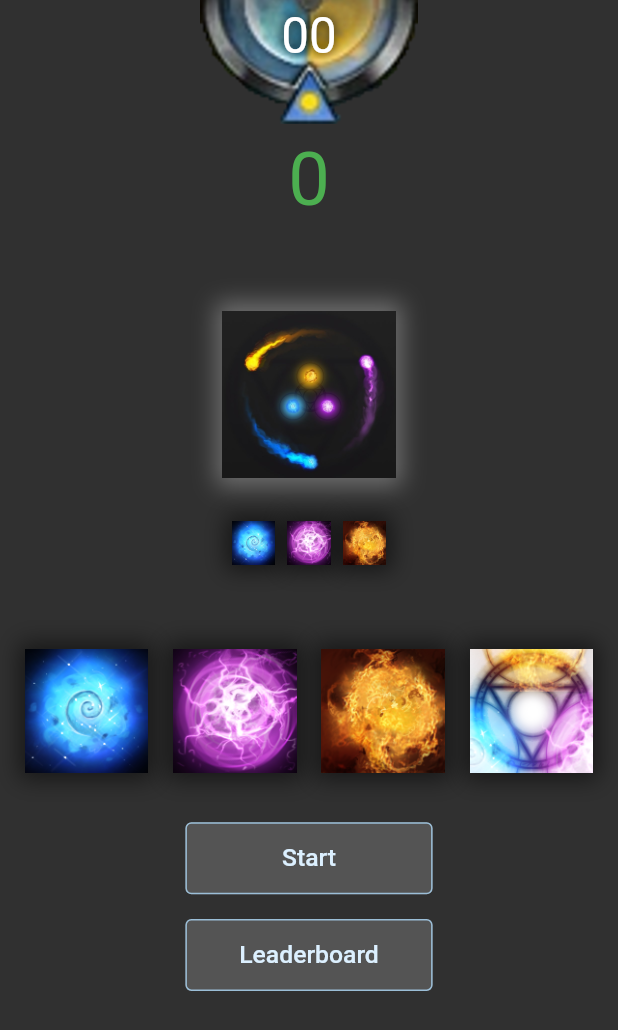
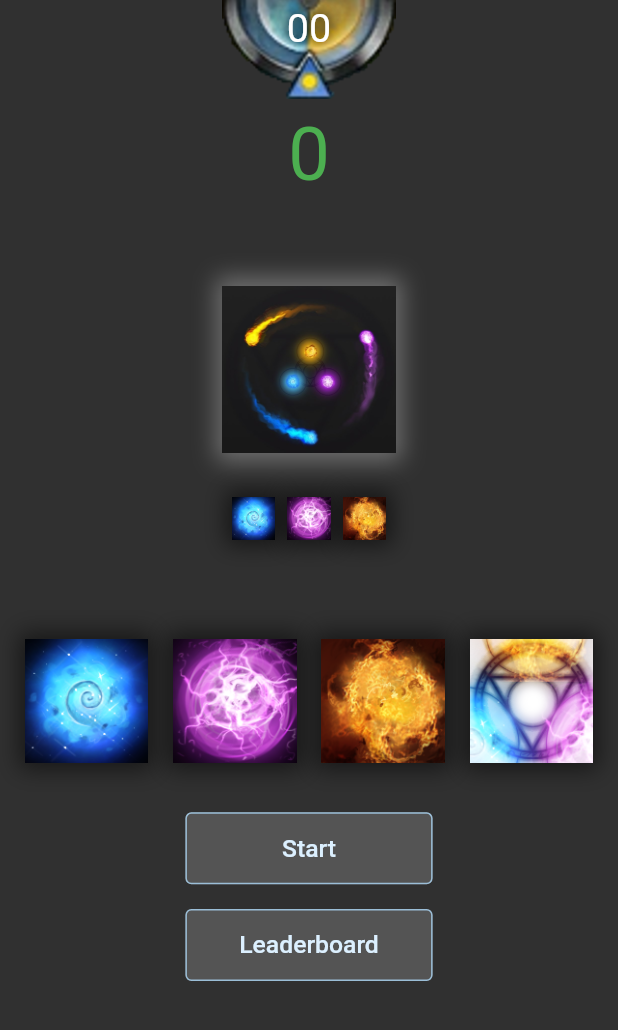
Before and after one commit to tolgasozbir/Invoker_Challenge, a Flutter app: the ChallangerView screen opened directly, on a phone screen of 412 x 824 dp. Shown: the top 1030 px of the screen. Run offline on Flutter 3.47's test engine with Material 2 defaults, Android fonts, the phone set to English and light mode, and no system bars; our stand-ins replace audioplayers, cloud_firestore, firebase_auth, firebase_core, flutter_svg, font_awesome_flutter and 4 more; missing offline and left inert: flutter_arc_text, splash; accounts and stored records are empty; statements that could not run were skipped; project files that could hold a hidden picture were left out.

Commit message:
UI changes

```diff
--- a/lib/widgets/dialog_contents/login_register_dialog_content.dart
+++ b/lib/widgets/dialog_contents/login_register_dialog_content.dart
@@ -82,7 +82,7 @@ class _LoginRegisterDialogContentState extends State<LoginRegisterDialogContent>
         textInputAction: TextInputAction.next,
         maxLength: isLoginCheckboxSelected ? null : 16,
         validator: isLoginCheckboxSelected ? null : isValid,
-      ),
+      ).wrapPadding(EdgeInsets.only(top: 16)),
       crossFadeState: isLoginCheckboxSelected ? CrossFadeState.showFirst : CrossFadeState.showSecond,
       duration: Duration(milliseconds: 400),
       sizeCurve: Curves.decelerate,
--- a/lib/widgets/game_ui_widget.dart
+++ b/lib/widgets/game_ui_widget.dart
@@ -49,7 +49,7 @@ class _GameUIWidgetState extends State<GameUIWidget> with OrbMixin, LoadingState
         if (widget.gameType != GameType.Training)...[
           TimerHud(gameType: widget.gameType),
           trueCounter(),
-          SizedBox(height: context.dynamicHeight(0.04)),
+          SizedBox(height: context.dynamicHeight(0.04)), //0.04
         ],
         TrueFalseIconWidget(key: _animKey),
         bigSpellPicture(),
@@ -100,8 +100,9 @@ class _GameUIWidgetState extends State<GameUIWidget> with OrbMixin, LoadingState
   }
 
   //QWER Ability Hud
-  Padding skills() {
-    return Padding(
+  AnimatedPadding skills() {
+    return AnimatedPadding(
+      duration: Duration(milliseconds: 400),
       padding: EdgeInsets.only(top: qwerHudHeight),
       child: Row(
         mainAxisAlignment: MainAxisAlignment.spaceEvenly,
@@ -341,18 +342,15 @@ class _GameUIWidgetState extends State<GameUIWidget> with OrbMixin, LoadingState
   }
 
   double get qwerHudHeight {
-    double min = context.dynamicHeight(0.00);
-    double max = context.dynamicHeight(0.09);
-    double val = (AppServices.instance.localStorageService.
-      getIntValue(LocalStorageKey.qwerHudHeight)?.toDouble() ?? 40) / 100 * max;
+    var isStart = context.read<GameProvider>().isStart;
+    final totalButtonHeight = 96;
+    double max = context.dynamicHeight(0.12);
+    double sliderVal = AppServices.instance.localStorageService.
+      getIntValue(LocalStorageKey.qwerHudHeight)?.toDouble() ?? 40;
 
-    if (val >= max) {
-      return max;
-    } else if (val <= min) {
-      return min;
-    } else {
-      return val;
-    }
+    var calculatedVal =  (sliderVal / 100 * max) + (isStart ? (sliderVal / 100 * totalButtonHeight) : 0);
+
+    return calculatedVal;
   }
 
 }
--- a/lib/widgets/settings_button.dart
+++ b/lib/widgets/settings_button.dart
@@ -71,6 +71,7 @@ class _SettingsButtonState extends State<SettingsButton> with SingleTickerProvid
       height: context.dynamicHeight(0.72),
       title: AppStrings.settings,
       content: const SettingsView(),
+      showBackButton: true,
       dismissible: true,
     );
     _controller.reverse();
--- a/lib/widgets/timer_hud.dart
+++ b/lib/widgets/timer_hud.dart
@@ -1,3 +1,5 @@
+import 'package:dota2_invoker/constants/app_colors.dart';
+
 import '../constants/app_strings.dart';
 import '../extensions/context_extension.dart';
 import '../extensions/widget_extension.dart';
@@ -27,15 +29,15 @@ class TimerHud extends StatelessWidget {
     return Stack(
       alignment: Alignment.topCenter,
       children: [
-        Image.asset(ImagePaths.todClock, height: context.dynamicHeight(0.1)),
+        Image.asset(ImagePaths.todClock, height: context.dynamicHeight(0.08)), //0.1
         Text(
           getTimerValue(context),
           style: TextStyle(
-            fontSize: context.dynamicHeight(0.04),
-            color: Color.fromARGB(255, 255, 255, 255),
+            fontSize: context.dynamicHeight(0.032), //0.4
+            color: AppColors.white,
             shadows: [
               Shadow(
-                color: Colors.black,
+                color: AppColors.black,
                 blurRadius: 8,
               )
             ]
```
Also changed, not shown: lib/widgets/app_dialogs.dart (+16 -10 lines).
